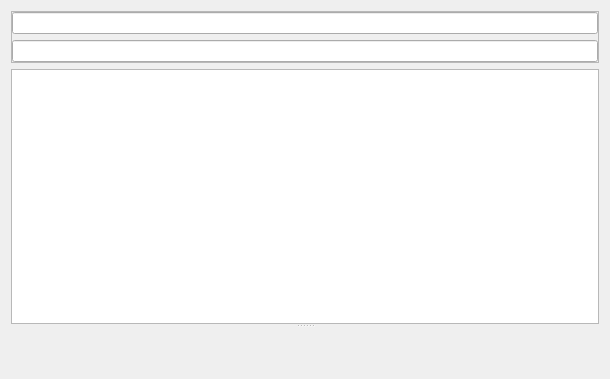
The window that src/CommitViewWindow.ui (soramimi/Guitar) describes before a commit, drawn with Qt 5.
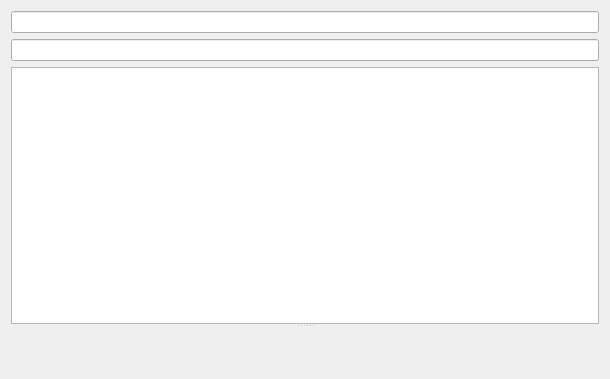
The same window after the commit. Custom widgets are drawn as their Qt base class.

Diff of the .ui file:
```diff
--- a/src/CommitViewWindow.ui
+++ b/src/CommitViewWindow.ui
@@ -17,10 +17,7 @@
    <item>
     <widget class="QFrame" name="frame">
      <property name="frameShape">
-      <enum>QFrame::StyledPanel</enum>
-     </property>
-     <property name="frameShadow">
-      <enum>QFrame::Raised</enum>
+      <enum>QFrame::NoFrame</enum>
      </property>
      <layout class="QVBoxLayout" name="verticalLayout_2">
       <property name="leftMargin">
@@ -36,7 +33,14 @@
        <number>0</number>
       </property>
       <item>
-       <widget class="ReadOnlyLineEdit" name="lineEdit_message"/>
+       <widget class="ReadOnlyLineEdit" name="lineEdit_message">
+        <property name="font">
+         <font>
+          <weight>75</weight>
+          <bold>true</bold>
+         </font>
+        </property>
+       </widget>
       </item>
       <item>
        <widget class="ReadOnlyLineEdit" name="lineEdit_id"/>
@@ -60,17 +64,17 @@
   </layout>
  </widget>
  <customwidgets>
-  <customwidget>
-   <class>ReadOnlyLineEdit</class>
-   <extends>QLineEdit</extends>
-   <header>ReadOnlyLineEdit.h</header>
-  </customwidget>
   <customwidget>
    <class>FileDiffWidget</class>
    <extends>QWidget</extends>
    <header location="global">FileDiffWidget.h</header>
    <container>1</container>
   </customwidget>
+  <customwidget>
+   <class>ReadOnlyLineEdit</class>
+   <extends>QLineEdit</extends>
+   <header>ReadOnlyLineEdit.h</header>
+  </customwidget>
  </customwidgets>
  <resources/>
  <connections/>
```
